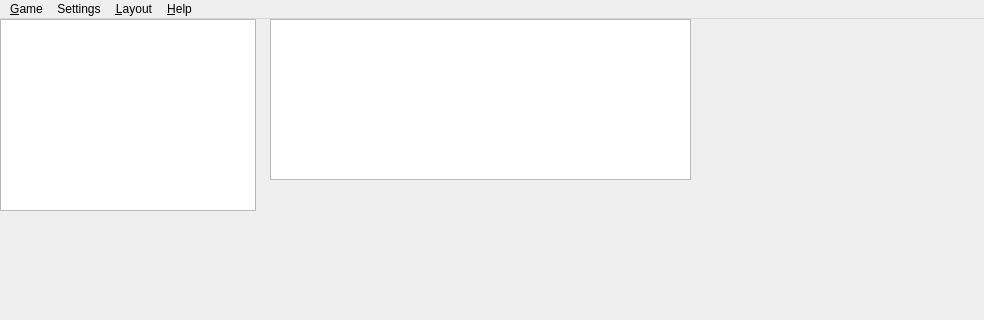
Old version of the form mainwindow.ui in the repository gwolffgang/Oni; both pictures show x 0 to 984 and y 0 to 320 of the 984 by 522 pixel window.
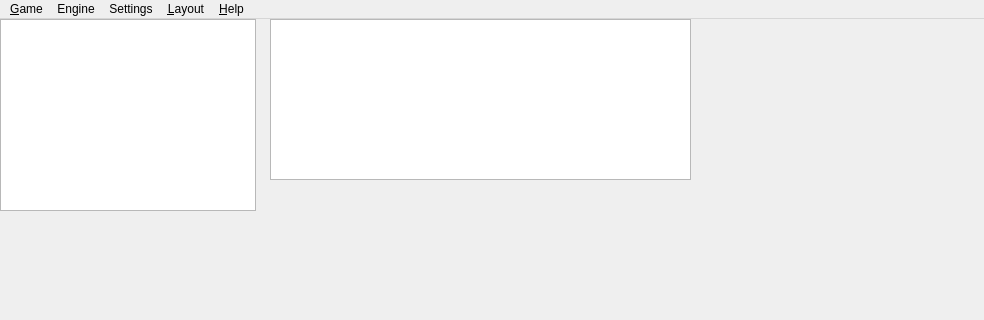
New version of the form.

The edit to the form file:
```diff
--- a/mainwindow.ui
+++ b/mainwindow.ui
@@ -41,7 +41,7 @@
      <x>0</x>
      <y>0</y>
      <width>984</width>
-     <height>26</height>
+     <height>22</height>
     </rect>
    </property>
    <widget class="QMenu" name="menuGame">
@@ -93,7 +93,13 @@
     <addaction name="menuFlipBoard"/>
     <addaction name="actionHideNotation"/>
    </widget>
+   <widget class="QMenu" name="menuEngine">
+    <property name="title">
+     <string>Engine</string>
+    </property>
+   </widget>
    <addaction name="menuGame"/>
+   <addaction name="menuEngine"/>
    <addaction name="menuSettings"/>
    <addaction name="menuLayout"/>
    <addaction name="menuHelp"/>
```
Left out of the diff: 9 changed lines with no effect on the pictures.
